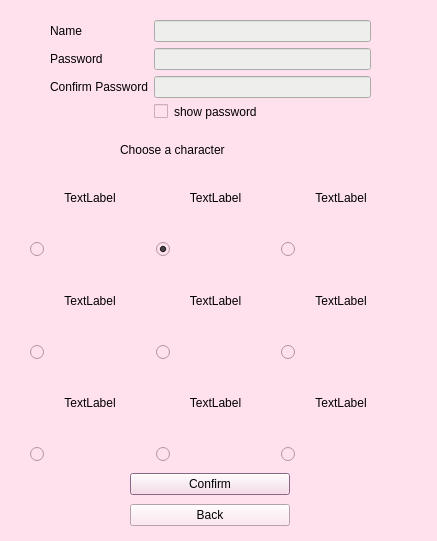
Before: the Qt Designer form client/registration.ui in Taifin/ChitChat, drawn with Qt 5.
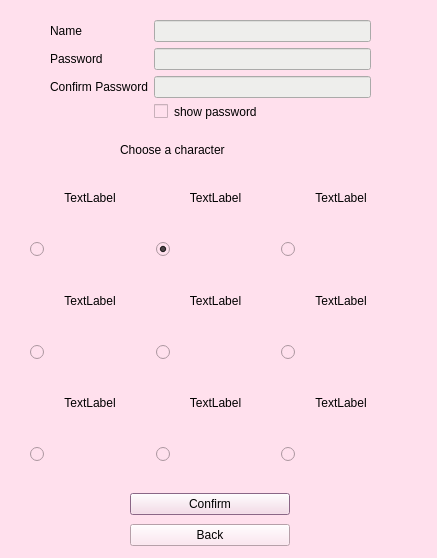
After: the same form once the commit is applied.

What changed in the file:
```diff
--- a/client/registration.ui
+++ b/client/registration.ui
@@ -7,7 +7,7 @@
     <x>0</x>
     <y>0</y>
     <width>437</width>
-    <height>541</height>
+    <height>558</height>
    </rect>
   </property>
   <property name="windowTitle">
@@ -105,7 +105,7 @@
    <property name="geometry">
     <rect>
      <x>130</x>
-     <y>470</y>
+     <y>490</y>
      <width>160</width>
      <height>61</height>
     </rect>
@@ -138,15 +138,18 @@
   <widget class="QLabel" name="information_label">
    <property name="geometry">
     <rect>
-     <x>47</x>
-     <y>200</y>
-     <width>311</width>
+     <x>30</x>
+     <y>470</y>
+     <width>371</width>
      <height>20</height>
     </rect>
    </property>
    <property name="layoutDirection">
     <enum>Qt::LeftToRight</enum>
    </property>
+   <property name="styleSheet">
+    <string notr="true">font: 11pt &quot;Source Code Pro&quot;;</string>
+   </property>
    <property name="text">
     <string/>
    </property>
```
Left out of the diff: 232 changed lines with no effect on the pictures.
